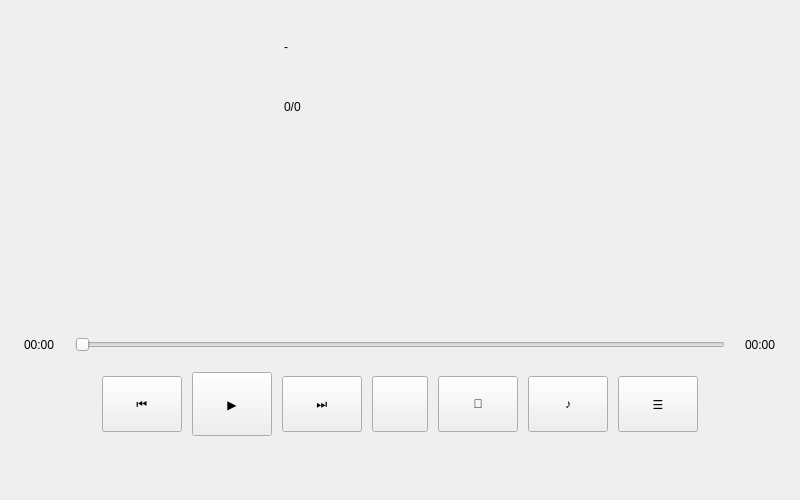
Attention-C7/MusicPlayer, file playwidget.ui: the form before one commit.
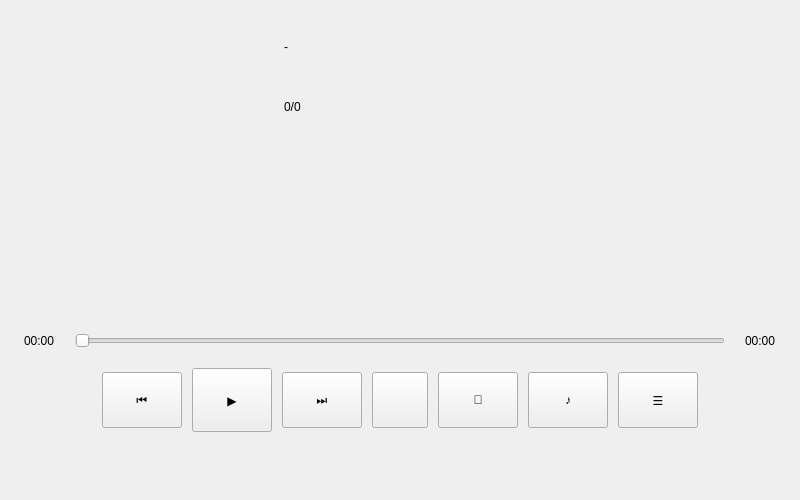
The form after the commit. Custom widgets are drawn as their Qt base class.

Commit message: fix(voice): strip height vs layout, flat toggle chrome, sync play bottom reserve

Patch:
```diff
--- a/playwidget.ui
+++ b/playwidget.ui
@@ -27,7 +27,7 @@
     <number>24</number>
    </property>
    <property name="bottomMargin">
-    <number>64</number>
+    <number>68</number>
    </property>
    <item>
     <layout class="QHBoxLayout" name="horizontalLayout_top">
```
The commit also changes 3 other files.
